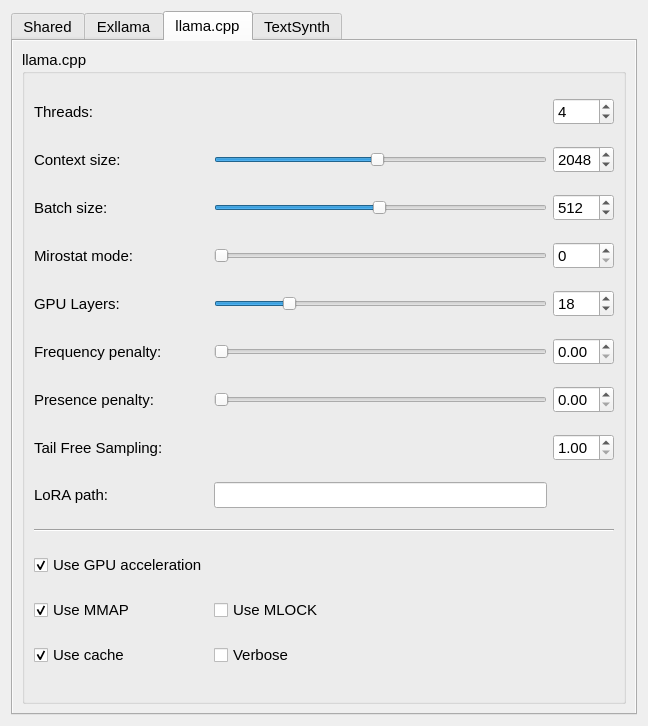
First picture: the form in assets/ui/ui_settings.ui, repository shinomakoi/magi_llm_gui, before the edit.
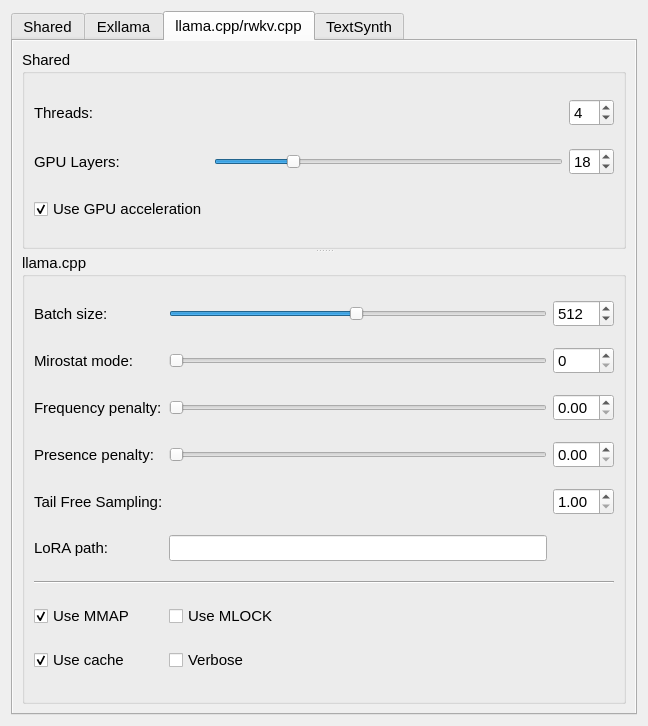
Second picture: the form after the edit. The open tabs and pages were chosen to show the change.

```diff
--- a/assets/ui/ui_settings.ui
+++ b/assets/ui/ui_settings.ui
@@ -80,7 +80,30 @@
             </property>
            </widget>
           </item>
-          <item row="2" column="3">
+          <item row="4" column="0">
+           <widget class="QLabel" name="label_12">
+            <property name="text">
+             <string>Context size:</string>
+            </property>
+           </widget>
+          </item>
+          <item row="6" column="1" colspan="2">
+           <widget class="QSlider" name="top_kSlider">
+            <property name="toolTip">
+             <string>Consider only this many most likely tokens - ignore all others</string>
+            </property>
+            <property name="maximum">
+             <number>200</number>
+            </property>
+            <property name="value">
+             <number>20</number>
+            </property>
+            <property name="orientation">
+             <enum>Qt::Horizontal</enum>
+            </property>
+           </widget>
+          </item>
+          <item row="5" column="3">
            <widget class="QDoubleSpinBox" name="temperatureSpin">
             <property name="toolTip">
              <string>Degree of randomness or wildness - how much AI is allowed to sway from the most probable prediction</string>
@@ -509,372 +532,355 @@
        <bool>true</bool>
       </property>
       <attribute name="title">
-       <string>llama.cpp</string>
+       <string>llama.cpp/rwkv.cpp</string>
       </attribute>
       <layout class="QVBoxLayout" name="verticalLayout_4">
        <item>
-        <widget class="QGroupBox" name="groupBox_5">
-         <property name="title">
-          <string>llama.cpp</string>
+        <widget class="QSplitter" name="splitter">
+         <property name="orientation">
+          <enum>Qt::Vertical</enum>
          </property>
-         <layout class="QGridLayout" name="gridLayout_4">
-          <item row="1" column="1">
-           <widget class="QSlider" name="CPP_ctxsize_Slider">
-            <property name="toolTip">
-             <string>Maximum length of the prompt and output combined (in tokens)</string>
-            </property>
-            <property name="minimum">
-             <number>64</number>
-            </property>
-            <property name="maximum">
-             <number>4096</number>
-            </property>
-            <property name="singleStep">
-             <number>32</number>
-            </property>
-            <property name="pageStep">
-             <number>32</number>
-            </property>
-            <property name="value">
-             <number>2048</number>
-            </property>
-            <property name="orientation">
-             <enum>Qt::Horizontal</enum>
-            </property>
-           </widget>
-          </item>
-          <item row="0" column="2">
-           <widget class="QSpinBox" name="cppThreads">
-            <property name="toolTip">
-             <string>CPU threads to use</string>
-            </property>
-            <property name="minimum">
-             <number>1</number>
-            </property>
-            <property name="maximum">
-             <number>64</number>
-            </property>
-            <property name="value">
-             <number>4</number>
-            </property>
-           </widget>
-          </item>
-          <item row="10" column="0">
-           <widget class="QLabel" name="label_18">
-            <property name="text">
-             <string>LoRA path:</string>
-            </property>
-           </widget>
-          </item>
-          <item row="16" column="0">
-           <widget class="QCheckBox" name="cppCacheCheck">
-            <property name="text">
-             <string>Use cache</string>
-            </property>
-            <property name="checked">
-             <bool>true</bool>
-            </property>
-           </widget>
-          </item>
-          <item row="0" column="0">
-           <widget class="QLabel" name="label_16">
-            <property name="text">
-             <string>Threads:</string>
-            </property>
-           </widget>
-          </item>
-          <item row="13" column="0">
-           <widget class="QCheckBox" name="cppMmapCheck">
-            <property name="toolTip">
-             <string>Use mmap if possible</string>
-            </property>
-            <property name="text">
-             <string>Use MMAP</string>
-            </property>
-            <property name="checked">
-             <bool>true</bool>
-            </property>
-           </widget>
-          </item>
-          <item row="2" column="0">
-           <widget class="QLabel" name="label_6">
-            <property name="text">
-             <string>Batch size:</string>
-            </property>
-           </widget>
-          </item>
-          <item row="3" column="0">
-           <widget class="QLabel" name="label_14">
-            <property name="text">
-             <string>Mirostat mode:</string>
-            </property>
-           </widget>
-          </item>
-          <item row="9" column="2">
-           <widget class="QDoubleSpinBox" name="cpp_tfszSpin">
-            <property name="toolTip">
-             <string>Higher value of  will further suppress less likely tokens from the tail of the distribution, while a value of 1.0 disables the effect of TFS</string>
-            </property>
-            <property name="minimum">
-             <double>1.000000000000000</double>
-            </property>
-            <property name="maximum">
-             <double>5.000000000000000</double>
-            </property>
-            <property name="singleStep">
-             <double>0.010000000000000</double>
-            </property>
-           </widget>
-          </item>
-          <item row="10" column="1">
-           <widget class="QLineEdit" name="cppLoraLineEdit"/>
-          </item>
-          <item row="13" column="1">
-           <widget class="QCheckBox" name="cppMlockCheck">
-            <property name="toolTip">
-             <string>Force the system to keep the model in RAM</string>
-            </property>
-            <property name="text">
-             <string>Use MLOCK</string>
-            </property>
-           </widget>
-          </item>
-          <item row="11" column="0" colspan="3">
-           <widget class="Line" name="line">
-            <property name="orientation">
-             <enum>Qt::Horizontal</enum>
-            </property>
-           </widget>
-          </item>
-          <item row="7" column="2">
-           <widget class="QDoubleSpinBox" name="presencePenaltySpin">
-            <property name="maximum">
-             <double>1.000000000000000</double>
-            </property>
-            <property name="singleStep">
-             <double>0.010000000000000</double>
-            </property>
-           </widget>
-          </item>
-          <item row="12" column="0">
-           <widget class="QCheckBox" name="gpuAccelCheck">
-            <property name="text">
-             <string>Use GPU acceleration</string>
-            </property>
-            <property name="checked">
-             <bool>true</bool>
-            </property>
-           </widget>
-          </item>
-          <item row="3" column="1">
-           <widget class="QSlider" name="cpp_tfszSlider">
-            <property name="toolTip">
-             <string>Higher value of  will further suppress less likely tokens from the tail of the distribution, while a value of 1.0 disables the effect of TFS</string>
-            </property>
-            <property name="minimum">
-             <number>100</number>
-            </property>
-            <property name="maximum">
-             <number>500</number>
-            </property>
-            <property name="value">
-             <number>100</number>
-            </property>
-            <property name="orientation">
-             <enum>Qt::Horizontal</enum>
-            </property>
-           </widget>
-          </item>
-          <item row="16" column="1">
-           <widget class="QCheckBox" name="cppVerboseCheck">
-            <property name="text">
-             <string>Verbose</string>
-            </property>
-           </widget>
-          </item>
-          <item row="5" column="1">
-           <widget class="QSlider" name="gpuLayersSlider">
-            <property name="toolTip">
-             <string>Number of GPU layers to use</string>
-            </property>
-            <property name="minimum">
-             <number>1</number>
-            </property>
-            <property name="maximum">
-             <number>80</number>
-            </property>
-            <property name="value">
-             <number>18</number>
-            </property>
-            <property name="orientation">
-             <enum>Qt::Horizontal</enum>
-            </property>
-           </widget>
-          </item>
-          <item row="7" column="0">
-           <widget class="QLabel" name="label_7">
-            <property name="text">
-             <string>Presence penalty:</string>
-            </property>
-           </widget>
-          </item>
-          <item row="3" column="2">
-           <widget class="QSpinBox" name="cppMirastatMode">
-            <property name="toolTip">
-             <string>Mirostat algorithim mode</string>
-            </property>
-            <property name="maximum">
-             <number>2</number>
-            </property>
-           </widget>
-          </item>
-          <item row="2" column="2">
-           <widget class="QSpinBox" name="cppBatchSizeSpin">
-            <property name="toolTip">
-             <string>Batch size to use</string>
-            </property>
-            <property name="minimum">
-             <number>8</number>
-            </property>
-            <property name="maximum">
-             <number>1024</number>
-            </property>
-            <property name="singleStep">
-             <number>8</number>
-            </property>
-            <property name="value">
-             <number>512</number>
-            </property>
-           </widget>
-          </item>
-          <item row="5" column="2">
-           <widget class="QSpinBox" name="gpuLayersSpin">
-            <property name="toolTip">
-             <string>Number of GPU layers to use</string>
-            </property>
-            <property name="minimum">
-             <number>1</number>
-            </property>
-            <property name="maximum">
-             <number>80</number>
-            </property>
-            <property name="value">
-             <number>18</number>
-            </property>
-           </widget>
-          </item>
-          <item row="7" column="1">
-           <widget class="QSlider" name="presencePenaltySlider">
-            <property name="maximum">
-             <number>100</number>
-            </property>
-            <property name="orientation">
-             <enum>Qt::Horizontal</enum>
-            </property>
-           </widget>
-          </item>
-          <item row="2" column="1">
-           <widget class="QSlider" name="cppBatchSizeSlider">
-            <property name="toolTip">
-             <string>Batch size to use</string>
-            </property>
-            <property name="minimum">
-             <number>8</number>
-            </property>
-            <property name="maximum">
-             <number>1024</number>
-            </property>
-            <property name="singleStep">
-             <number>8</number>
-            </property>
-            <property name="pageStep">
-             <number>8</number>
-            </property>
-            <property name="value">
-             <number>512</number>
-            </property>
-            <property name="orientation">
-             <enum>Qt::Horizontal</enum>
-            </property>
-           </widget>
-          </item>
-          <item row="1" column="0">
-           <widget class="QLabel" name="label_12">
-            <property name="text">
-             <string>Context size:</string>
-            </property>
-           </widget>
-          </item>
-          <item row="6" column="2">
-           <widget class="QDoubleSpinBox" name="freqPenaltySpin">
-            <property name="maximum">
-             <double>1.000000000000000</double>
-            </property>
-            <property name="singleStep">
-             <double>0.010000000000000</double>
-            </property>
-           </widget>
-          </item>
-          <item row="6" column="0">
-           <widget class="QLabel" name="label_4">
-            <property name="text">
-             <string>Frequency penalty:</string>
-            </property>
-           </widget>
-          </item>
-          <item row="5" column="0">
-           <widget class="QLabel" name="label_10">
-            <property name="text">
-             <string>GPU Layers:</string>
-            </property>
-           </widget>
-          </item>
-          <item row="1" column="2">
-           <widget class="QSpinBox" name="CPP_ctxsize_Spin">
-            <property name="toolTip">
-             <string>Maximum length of the prompt and output combined (in tokens)</string>
-            </property>
-            <property name="suffix">
-             <string/>
-            </property>
-            <property name="minimum">
-             <number>64</number>
-            </property>
-            <property name="maximum">
-             <number>4096</number>
-            </property>
-            <property name="singleStep">
-             <number>32</number>
-            </property>
-            <property name="value">
-             <number>2048</number>
-            </property>
-           </widget>
-          </item>
-          <item row="6" column="1">
-           <widget class="QSlider" name="freqPenaltySlider">
-            <property name="minimum">
-             <number>0</number>
-            </property>
-            <property name="maximum">
-             <number>100</number>
-            </property>
-            <property name="value">
-             <number>0</number>
-            </property>
-            <property name="orientation">
-             <enum>Qt::Horizontal</enum>
-            </property>
-           </widget>
-          </item>
-          <item row="9" column="0">
-           <widget class="QLabel" name="label_31">
-            <property name="text">
-             <string>Tail Free Sampling:</string>
-            </property>
-           </widget>
-          </item>
-         </layout>
+         <widget class="QGroupBox" name="groupBox_3">
+          <property name="title">
+           <string>Shared</string>
+          </property>
+          <layout class="QGridLayout" name="gridLayout_5">
+           <item row="1" column="0">
+            <widget class="QLabel" name="label_10">
+             <property name="text">
+              <string>GPU Layers:</string>
+             </property>
+            </widget>
+           </item>
+           <item row="0" column="0">
+            <widget class="QLabel" name="label_16">
+             <property name="text">
+              <string>Threads:</string>
+             </property>
+            </widget>
+           </item>
+           <item row="0" column="2">
+            <widget class="QSpinBox" name="cppThreads">
+             <property name="toolTip">
+              <string>Number of threads to use during computation</string>
+             </property>
+             <property name="minimum">
+              <number>1</number>
+             </property>
+             <property name="maximum">
+              <number>64</number>
+             </property>
+             <property name="value">
+              <number>4</number>
+             </property>
+            </widget>
+           </item>
+           <item row="1" column="2">
+            <widget class="QSpinBox" name="gpuLayersSpin">
+             <property name="toolTip">
+              <string>Number of GPU layers to use</string>
+             </property>
+             <property name="minimum">
+              <number>1</number>
+             </property>
+             <property name="maximum">
+              <number>80</number>
+             </property>
+             <property name="value">
+              <number>18</number>
+             </property>
+            </widget>
+           </item>
+           <item row="2" column="0">
+            <widget class="QCheckBox" name="gpuAccelCheck">
+             <property name="toolTip">
+              <string>Offload model layers to GPU. llama.cpp must be compiled with GPU acceleration</string>
+             </property>
+             <property name="text">
+              <string>Use GPU acceleration</string>
+             </property>
+             <property name="checked">
+              <bool>true</bool>
+             </property>
+            </widget>
+           </item>
+           <item row="1" column="1">
+            <widget class="QSlider" name="gpuLayersSlider">
+             <property name="toolTip">
+              <string>Number of GPU layers to use</string>
+             </property>
+             <property name="minimum">
+              <number>1</number>
+             </property>
+             <property name="maximum">
+              <number>80</number>
+             </property>
+             <property name="value">
+              <number>18</number>
+             </property>
+             <property name="orientation">
+              <enum>Qt::Horizontal</enum>
+             </property>
+            </widget>
+           </item>
+          </layout>
+         </widget>
+         <widget class="QGroupBox" name="groupBox_5">
+          <property name="title">
+           <string>llama.cpp</string>
+          </property>
+          <layout class="QGridLayout" name="gridLayout_4">
+           <item row="7" column="1">
+            <widget class="QSlider" name="freqPenaltySlider">
+             <property name="toolTip">
+              <string>Repeat alpha frequency penalty (0.0 = disabled)</string>
+             </property>
+             <property name="minimum">
+              <number>0</number>
+             </property>
+             <property name="maximum">
+              <number>100</number>
+             </property>
+             <property name="value">
+              <number>0</number>
+             </property>
+             <property name="orientation">
+              <enum>Qt::Horizontal</enum>
+             </property>
+            </widget>
+           </item>
+           <item row="10" column="0">
+            <widget class="QLabel" name="label_31">
+             <property name="text">
+              <string>Tail Free Sampling:</string>
+             </property>
+            </widget>
+           </item>
+           <item row="3" column="2">
+            <widget class="QSpinBox" name="cppBatchSizeSpin">
+             <property name="toolTip">
+              <string>Batch size to use</string>
+             </property>
+             <property name="minimum">
+              <number>8</number>
+             </property>
+             <property name="maximum">
+              <number>1024</number>
+             </property>
+             <property name="singleStep">
+              <number>8</number>
+             </property>
+             <property name="value">
+              <number>512</number>
+             </property>
+            </widget>
+           </item>
+           <item row="3" column="1">
+            <widget class="QSlider" name="cppBatchSizeSlider">
+             <property name="toolTip">
+              <string>Batch size to use</string>
+             </property>
+             <property name="minimum">
+              <number>8</number>
+             </property>
+             <property name="maximum">
+              <number>1024</number>
+             </property>
+             <property name="singleStep">
+              <number>8</number>
+             </property>
+             <property name="pageStep">
+              <number>8</number>
+             </property>
+             <property name="value">
+              <number>512</number>
+             </property>
+             <property name="orientation">
+              <enum>Qt::Horizontal</enum>
+             </property>
+            </widget>
+           </item>
+           <item row="14" column="1">
+            <widget class="QCheckBox" name="cppMlockCheck">
+             <property name="toolTip">
+              <string>Force system to keep model in RAM rather than swapping or compressing</string>
+             </property>
+             <property name="text">
+              <string>Use MLOCK</string>
+             </property>
+            </widget>
+           </item>
+           <item row="8" column="1">
+            <widget class="QSlider" name="presencePenaltySlider">
+             <property name="toolTip">
+              <string>Repeat alpha presence penalty (0.0 = disabled)</string>
+             </property>
+             <property name="maximum">
+              <number>100</number>
+             </property>
+             <property name="orientation">
+              <enum>Qt::Horizontal</enum>
+             </property>
+            </widget>
+           </item>
+           <item row="4" column="2">
+            <widget class="QSpinBox" name="cppMirastatMode">
+             <property name="toolTip">
+              <string>Higher value of  will further suppress less likely tokens from the tail of the distribution, while a value of 1.0 disables the effect of TFS</string>
+             </property>
+             <property name="maximum">
+              <number>2</number>
+             </property>
+            </widget>
+           </item>
+           <item row="12" column="0" colspan="3">
+            <widget class="Line" name="line">
+             <property name="orientation">
+              <enum>Qt::Horizontal</enum>
+             </property>
+            </widget>
+           </item>
+           <item row="10" column="2">
+            <widget class="QDoubleSpinBox" name="cpp_tfszSpin">
+             <property name="toolTip">
+              <string>Higher value of  will further suppress less likely tokens from the tail of the distribution, while a value of 1.0 disables the effect of TFS</string>
+             </property>
+             <property name="minimum">
+              <double>1.000000000000000</double>
+             </property>
+             <property name="maximum">
+              <double>5.000000000000000</double>
+             </property>
+             <property name="singleStep">
+              <double>0.010000000000000</double>
+             </property>
+            </widget>
+           </item>
+           <item row="7" column="0">
+            <widget class="QLabel" name="label_4">
+             <property name="text">
+              <string>Frequency penalty:</string>
+             </property>
+            </widget>
+           </item>
+           <item row="3" column="0">
+            <widget class="QLabel" name="label_6">
+             <property name="text">
+              <string>Batch size:</string>
+             </property>
+            </widget>
+           </item>
+           <item row="14" column="0">
+            <widget class="QCheckBox" name="cppMmapCheck">
+             <property name="toolTip">
+              <string>Memory-map model. Disabled = slower load but may reduce pageouts if not using mlock</string>
+             </property>
+             <property name="text">
+              <string>Use MMAP</string>
+             </property>
+             <property name="checked">
+              <bool>true</bool>
+             </property>
+            </widget>
+           </item>
+           <item row="4" column="0">
+            <widget class="QLabel" name="label_14">
+             <property name="text">
+              <string>Mirostat mode:</string>
+             </property>
+            </widget>
+           </item>
+           <item row="11" column="0">
+            <widget class="QLabel" name="label_18">
+             <property name="text">
+              <string>LoRA path:</string>
+             </property>
+            </widget>
+           </item>
+           <item row="8" column="0">
+            <widget class="QLabel" name="label_7">
+             <property name="text">
+              <string>Presence penalty:</string>
+             </property>
+            </widget>
+           </item>
+           <item row="17" column="0">
+            <widget class="QCheckBox" name="cppCacheCheck">
+             <property name="toolTip">
+              <string>Saves context cache to RAM for faster prompt processing</string>
+             </property>
+             <property name="text">
+              <string>Use cache</string>
+             </property>
+             <property name="checked">
+              <bool>true</bool>
+             </property>
+            </widget>
+           </item>
+           <item row="8" column="2">
+            <widget class="QDoubleSpinBox" name="presencePenaltySpin">
+             <property name="toolTip">
+              <string>Repeat alpha presence penalty (0.0 = disabled)</string>
+             </property>
+             <property name="maximum">
+              <double>1.000000000000000</double>
+             </property>
+             <property name="singleStep">
+              <double>0.010000000000000</double>
+             </property>
+            </widget>
+           </item>
+           <item row="11" column="1">
+            <widget class="QLineEdit" name="cppLoraLineEdit">
+             <property name="toolTip">
+              <string>Path to a LoRA .bin file</string>
+             </property>
+            </widget>
+           </item>
+           <item row="4" column="1">
+            <widget class="QSlider" name="cpp_tfszSlider">
+             <property name="toolTip">
+              <string>Use Mirostat sampling. Top K, Nucleus, Tail Free and Locally Typical samplers are ignored if used. (0 = disabled, 1 = Mirostat, 2 = Mirostat 2.0)</string>
+             </property>
+             <property name="minimum">
+              <number>100</number>
+             </property>
+             <property name="maximum">
+              <number>500</number>
+             </property>
+             <property name="value">
+              <number>100</number>
+             </property>
+             <property name="orientation">
+              <enum>Qt::Horizontal</enum>
+             </property>
+            </widget>
+           </item>
+           <item row="7" column="2">
+            <widget class="QDoubleSpinBox" name="freqPenaltySpin">
+             <property name="toolTip">
+              <string>Repeat alpha frequency penalty (0.0 = disabled)</string>
+             </property>
+             <property name="maximum">
+              <double>1.000000000000000</double>
+             </property>
+             <property name="singleStep">
+              <double>0.010000000000000</double>
+             </property>
+            </widget>
+           </item>
+           <item row="17" column="1">
+            <widget class="QCheckBox" name="cppVerboseCheck">
+             <property name="toolTip">
+              <string>Print timings and cache info after prompts</string>
+             </property>
+             <property name="text">
+              <string>Verbose</string>
+             </property>
+            </widget>
+           </item>
+          </layout>
+         </widget>
         </widget>
        </item>
       </layout>
```
Left out of the diff: 597 changed lines with no effect on the pictures.
